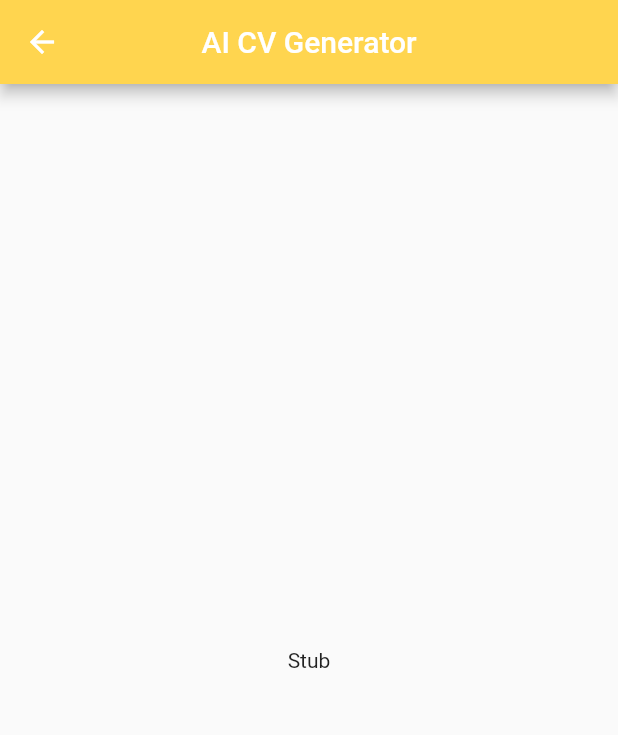
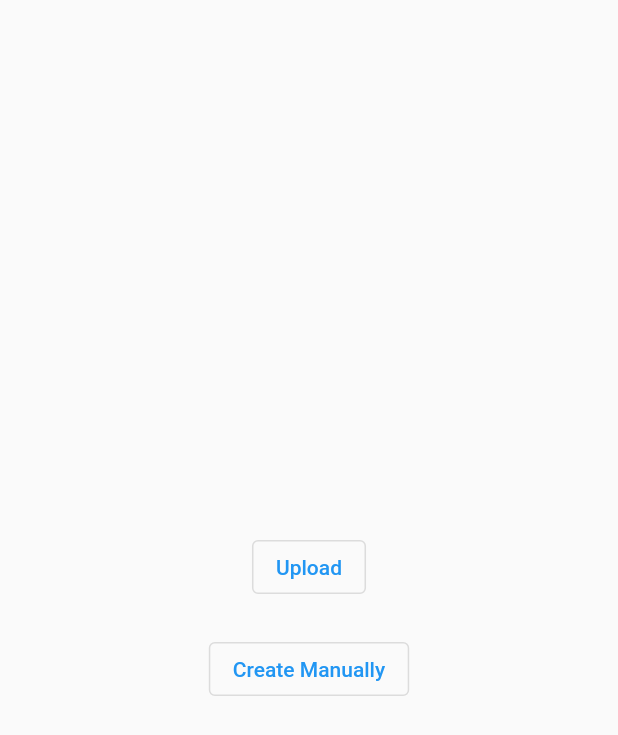
Before and after one commit to COS301-SE-2023/AI-CV-Generator, a Flutter app: the ImportCV screen opened by its route, on a phone screen of 412 x 824 dp. Shown: the top 735 px of the screen. Run offline on Flutter 3.47's test engine with Material 2 defaults, Android fonts, the phone set to English and light mode, and no system bars.

Commit message:
🎨 (ui) changed routing

```diff
--- a/fe/lib/pages/importCV.dart
+++ b/fe/lib/pages/importCV.dart
@@ -12,13 +12,28 @@ class _ImportCVState extends State<ImportCV> {
   @override
   Widget build(BuildContext context) {
     return Scaffold(
-      appBar: AppBar(
-        title: const Text("AI CV Generator"),
-        centerTitle: true,
-        backgroundColor: Colors.amber[300],
-      ),
       body: Center(
-        child: Text("Stub"),
+        child: Column(
+          mainAxisAlignment: MainAxisAlignment.center,
+          crossAxisAlignment: CrossAxisAlignment.center,
+          children: <Widget>[
+            Container(
+              padding: const EdgeInsets.all(10.0),
+              child: OutlinedButton(
+                onPressed: () {},
+                child: const Text("Upload")
+              )
+            ),
+            Container(
+              padding: const EdgeInsets.all(10.0),
+              child: OutlinedButton(
+                onPressed: () {
+                },
+                child: const Text("Create Manually")
+              )
+            )
+          ],
+        )
       )
     );
   }
```
Also changed, not shown: fe/lib/pages/home.dart (+44 -39 lines).
